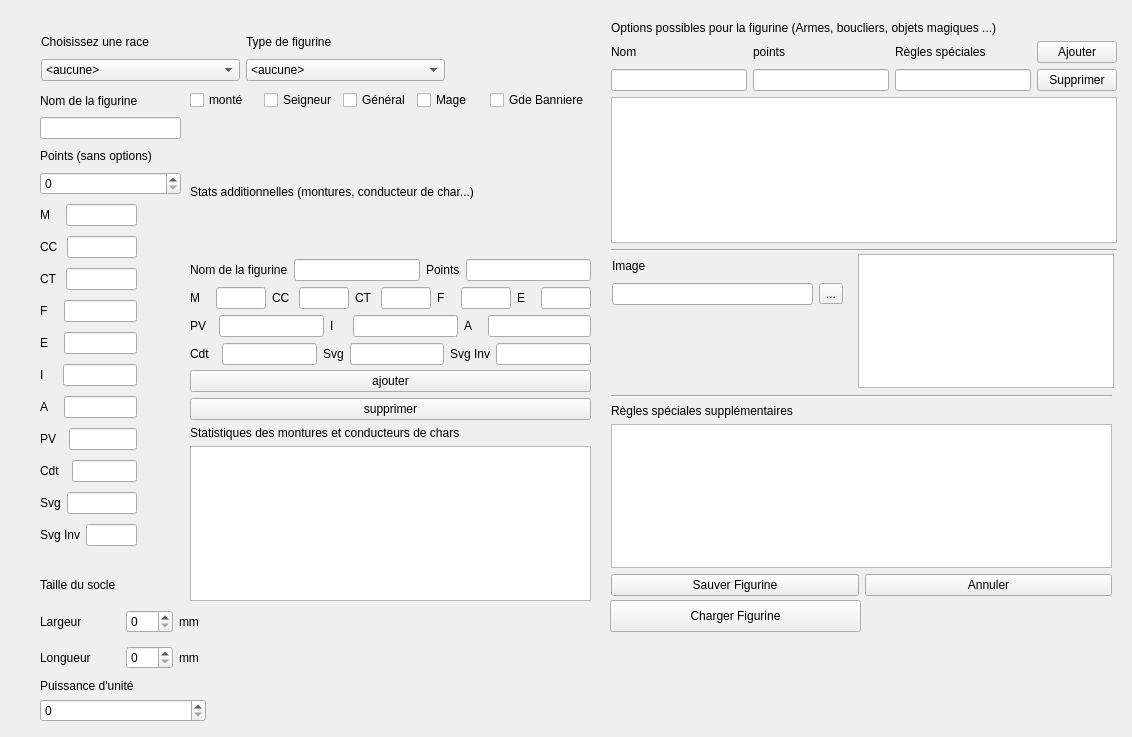
Above: warhole/modelwindow.ui from kaosphere/Warhole before the change. Below: the same form after it.
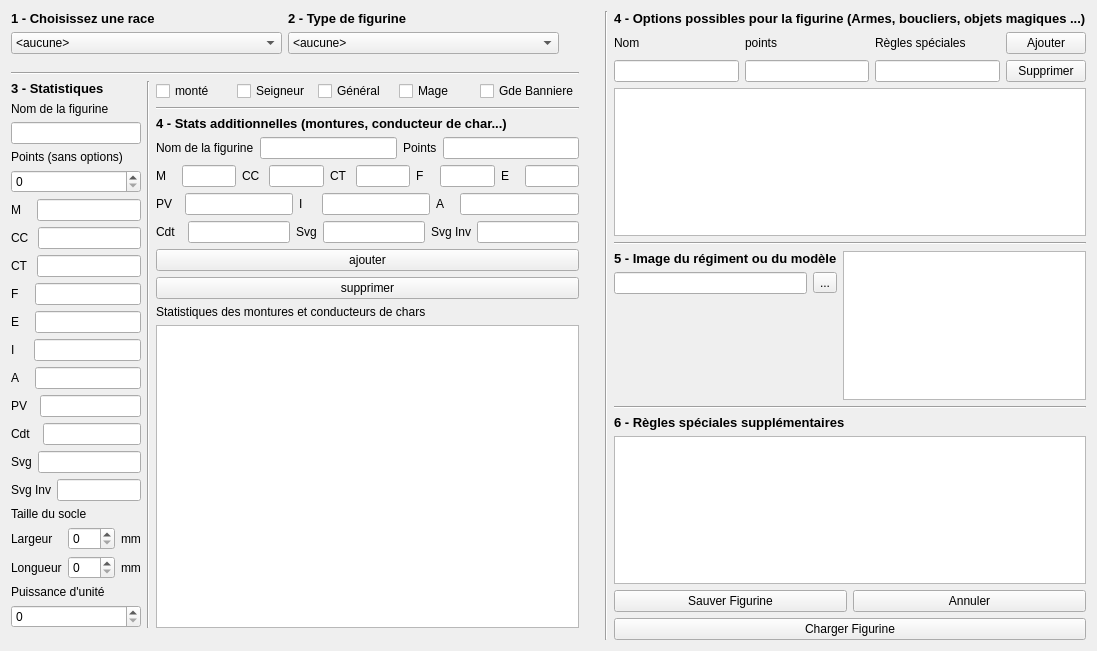
That is the form after the change.

```diff
--- a/warhole/modelwindow.ui
+++ b/warhole/modelwindow.ui
@@ -6,23 +6,211 @@
    <rect>
     <x>0</x>
     <y>0</y>
-    <width>1132</width>
-    <height>737</height>
+    <width>1097</width>
+    <height>651</height>
    </rect>
   </property>
+  <property name="sizePolicy">
+   <sizepolicy hsizetype="MinimumExpanding" vsizetype="MinimumExpanding">
+    <horstretch>0</horstretch>
+    <verstretch>0</verstretch>
+   </sizepolicy>
+  </property>
   <property name="windowTitle">
    <string>Form</string>
   </property>
-  <widget class="QWidget" name="layoutWidget">
-   <property name="geometry">
-    <rect>
-     <x>40</x>
-     <y>90</y>
-     <width>141</width>
-     <height>105</height>
-    </rect>
-   </property>
+  <layout class="QHBoxLayout" name="horizontalLayout_23">
+   <item>
+    <layout class="QVBoxLayout" name="verticalLayout_20">
+     <item>
+      <layout class="QHBoxLayout" name="horizontalLayout_11">
+       <item>
+        <layout class="QVBoxLayout" name="verticalLayout">
+         <item>
+          <widget class="QLabel" name="label">
+           <property name="font">
+            <font>
+             <pointsize>10</pointsize>
+             <weight>75</weight>
+             <bold>true</bold>
+            </font>
+           </property>
+           <property name="text">
+            <string>1 - Choisissez une race</string>
+           </property>
+          </widget>
+         </item>
+         <item>
+          <widget class="QComboBox" name="comboRace">
+           <item>
+            <property name="text">
+             <string>&lt;aucune&gt;</string>
+            </property>
+           </item>
+           <item>
+            <property name="text">
+             <string>Bretonniens</string>
+            </property>
+           </item>
+           <item>
+            <property name="text">
+             <string>Chaos</string>
+            </property>
+           </item>
+           <item>
+            <property name="text">
+             <string>Comtes vampires</string>
+            </property>
+           </item>
+           <item>
+            <property name="text">
+             <string>Demons du chaos</string>
+            </property>
+           </item>
+           <item>
+            <property name="text">
+             <string>Elfes Noirs</string>
+            </property>
+           </item>
+           <item>
+            <property name="text">
+             <string>Empire</string>
+            </property>
+           </item>
+           <item>
+            <property name="text">
+             <string>Hommes betes</string>
+            </property>
+           </item>
+           <item>
+            <property name="text">
+             <string>Hommes lezards</string>
+            </property>
+           </item>
+           <item>
+            <property name="text">
+             <string>Hauts Elfes</string>
+            </property>
+           </item>
+           <item>
+            <property name="text">
+             <string>Nains</string>
+            </property>
+           </item>
+           <item>
+            <property name="text">
+             <string>Orcs et Gobelins</string>
+            </property>
+           </item>
+           <item>
+            <property name="text">
+             <string>Rois des tombes</string>
+            </property>
+           </item>
+           <item>
+            <property name="text">
+             <string>Skavens</string>
+            </property>
+           </item>
+          </widget>
+         </item>
+         <item>
+          <spacer name="verticalSpacer_5">
+           <property name="orientation">
+            <enum>Qt::Vertical</enum>
+           </property>
+           <property name="sizeHint" stdset="0">
+            <size>
+             <width>20</width>
+             <height>40</height>
+            </size>
+           </property>
+          </spacer>
+         </item>
+        </layout>
+       </item>
+       <item>
+        <layout class="QVBoxLayout" name="verticalLayout_4">
+         <item>
+          <widget class="QLabel" name="label_14">
+           <property name="font">
+            <font>
+             <pointsize>10</pointsize>
+             <weight>75</weight>
+             <bold>true</bold>
+            </font>
+           </property>
+           <property name="text">
+            <string>2 - Type de figurine</string>
+           </property>
+          </widget>
+         </item>
+         <item>
+          <widget class="QComboBox" name="comboUnitType">
+           <item>
+            <property name="text">
+             <string>&lt;aucune&gt;</string>
+            </property>
+           </item>
+          </widget>
+         </item>
+         <item>
+          <spacer name="verticalSpacer_6">
+           <property name="orientation">
+            <enum>Qt::Vertical</enum>
+           </property>
+           <property name="sizeHint" stdset="0">
+            <size>
+             <width>20</width>
+             <height>40</height>
+            </size>
+           </property>
+          </spacer>
+         </item>
+        </layout>
+       </item>
+       <item>
+        <spacer name="verticalSpacer_2">
+         <property name="orientation">
+          <enum>Qt::Vertical</enum>
+         </property>
+         <property name="sizeHint" stdset="0">
+          <size>
+           <width>20</width>
+           <height>40</height>
+          </size>
+         </property>
+        </spacer>
+       </item>
+      </layout>
+     </item>
+     <item>
+      <widget class="Line" name="line_5">
+       <property name="orientation">
+        <enum>Qt::Horizontal</enum>
+       </property>
+      </widget>
+     </item>
+     <item>
+      <layout class="QHBoxLayout" name="horizontalLayout_22">
+       <item>
+        <layout class="QVBoxLayout" name="verticalLayout_16">
+         <item>
    <layout class="QVBoxLayout" name="verticalLayout_2">
+           <item>
+            <widget class="QLabel" name="label_3">
+             <property name="font">
+              <font>
+               <pointsize>10</pointsize>
+               <weight>75</weight>
+               <bold>true</bold>
+              </font>
+             </property>
+             <property name="text">
+              <string>3 - Statistiques</string>
+             </property>
+            </widget>
+           </item>
     <item>
      <widget class="QLabel" name="label_2">
       <property name="text">
@@ -48,16 +236,8 @@
      </widget>
     </item>
    </layout>
-  </widget>
-  <widget class="QWidget" name="layoutWidget">
-   <property name="geometry">
-    <rect>
-     <x>40</x>
-     <y>200</y>
-     <width>97</width>
-     <height>361</height>
-    </rect>
-   </property>
+         </item>
+         <item>
    <layout class="QVBoxLayout" name="verticalLayout_3">
     <item>
      <layout class="QHBoxLayout" name="horizontalLayout">
@@ -214,133 +394,8 @@
      </layout>
     </item>
    </layout>
-  </widget>
-  <widget class="QWidget" name="layoutWidget">
-   <property name="geometry">
-    <rect>
-     <x>41</x>
-     <y>30</y>
-     <width>404</width>
-     <height>51</height>
-    </rect>
-   </property>
-   <layout class="QHBoxLayout" name="horizontalLayout_11">
-    <item>
-     <layout class="QVBoxLayout" name="verticalLayout">
-      <item>
-       <widget class="QLabel" name="label">
-        <property name="text">
-         <string>Choisissez une race</string>
-        </property>
-       </widget>
       </item>
       <item>
-       <widget class="QComboBox" name="comboRace">
-        <item>
-         <property name="text">
-          <string>&lt;aucune&gt;</string>
-         </property>
-        </item>
-        <item>
-         <property name="text">
-          <string>Bretonniens</string>
-         </property>
-        </item>
-        <item>
-         <property name="text">
-          <string>Chaos</string>
-         </property>
-        </item>
-        <item>
-         <property name="text">
-          <string>Comtes vampires</string>
-         </property>
-        </item>
-        <item>
-         <property name="text">
-          <string>Demons du chaos</string>
-         </property>
-        </item>
-        <item>
-         <property name="text">
-          <string>Elfes Noirs</string>
-         </property>
-        </item>
-        <item>
-         <property name="text">
-          <string>Empire</string>
-         </property>
-        </item>
-        <item>
-         <property name="text">
-          <string>Hommes betes</string>
-         </property>
-        </item>
-        <item>
-         <property name="text">
-          <string>Hommes lezards</string>
-         </property>
-        </item>
-        <item>
-         <property name="text">
-          <string>Hauts Elfes</string>
-         </property>
-        </item>
-        <item>
-         <property name="text">
-          <string>Nains</string>
-         </property>
-        </item>
-        <item>
-         <property name="text">
-          <string>Orcs et Gobelins</string>
-         </property>
-        </item>
-        <item>
-         <property name="text">
-          <string>Rois des tombes</string>
-         </property>
-        </item>
-        <item>
-         <property name="text">
-          <string>Skavens</string>
-         </property>
-        </item>
-       </widget>
-      </item>
-     </layout>
-    </item>
-    <item>
-     <layout class="QVBoxLayout" name="verticalLayout_4">
-      <item>
-       <widget class="QLabel" name="label_14">
-        <property name="text">
-         <string>Type de figurine</string>
-        </property>
-       </widget>
-      </item>
-      <item>
-       <widget class="QComboBox" name="comboUnitType">
-        <item>
-         <property name="text">
-          <string>&lt;aucune&gt;</string>
-         </property>
-        </item>
-       </widget>
-      </item>
-     </layout>
-    </item>
-   </layout>
-  </widget>
-  <widget class="QWidget" name="layoutWidget">
-   <property name="geometry">
-    <rect>
-     <x>40</x>
-     <y>570</y>
-     <width>166</width>
-     <height>152</height>
-    </rect>
-   </property>
    <layout class="QVBoxLayout" name="verticalLayout_5">
     <item>
      <widget class="QLabel" name="label_16">
@@ -422,16 +477,19 @@
      </layout>
     </item>
    </layout>
-  </widget>
-  <widget class="QWidget" name="layoutWidget">
-   <property name="geometry">
-    <rect>
-     <x>190</x>
-     <y>90</y>
-     <width>399</width>
-     <height>20</height>
-    </rect>
-   </property>
+         </item>
+        </layout>
+       </item>
+       <item>
+        <widget class="Line" name="line_3">
+         <property name="orientation">
+          <enum>Qt::Vertical</enum>
+         </property>
+        </widget>
+       </item>
+       <item>
+        <layout class="QVBoxLayout" name="verticalLayout_18">
+         <item>
    <layout class="QHBoxLayout" name="horizontalLayout_20">
     <item>
      <widget class="QCheckBox" name="checkMounted">
@@ -469,227 +527,29 @@
      </widget>
     </item>
    </layout>
-  </widget>
-  <widget class="QPushButton" name="pushButtonLoad">
-   <property name="geometry">
-    <rect>
-     <x>610</x>
-     <y>600</y>
-     <width>251</width>
-     <height>32</height>
-    </rect>
-   </property>
-   <property name="text">
-    <string>Charger Figurine</string>
-   </property>
-  </widget>
-  <widget class="QGraphicsView" name="graphicsView">
-   <property name="geometry">
-    <rect>
-     <x>858</x>
-     <y>254</y>
-     <width>256</width>
-     <height>134</height>
-    </rect>
-   </property>
-  </widget>
-  <widget class="QWidget" name="layoutWidget">
-   <property name="geometry">
-    <rect>
-     <x>612</x>
-     <y>254</y>
-     <width>231</width>
-     <height>51</height>
-    </rect>
-   </property>
-   <layout class="QVBoxLayout" name="verticalLayout_7">
-    <item>
-     <widget class="QLabel" name="label_22">
-      <property name="text">
-       <string>Image</string>
-      </property>
-     </widget>
     </item>
     <item>
-     <layout class="QHBoxLayout" name="horizontalLayout_16">
-      <item>
-       <widget class="QLineEdit" name="lineEditImage"/>
-      </item>
-      <item>
-       <widget class="QToolButton" name="toolButtonImage">
-        <property name="text">
-         <string>...</string>
-        </property>
-       </widget>
-      </item>
-     </layout>
-    </item>
-   </layout>
-  </widget>
-  <widget class="QWidget" name="layoutWidget">
-   <property name="geometry">
-    <rect>
-     <x>611</x>
-     <y>395</y>
-     <width>501</width>
-     <height>201</height>
-    </rect>
-   </property>
-   <layout class="QVBoxLayout" name="verticalLayout_14">
-    <item>
-     <widget class="Line" name="line_2">
-      <property name="orientation">
-       <enum>Qt::Horizontal</enum>
-      </property>
-     </widget>
-    </item>
-    <item>
-     <layout class="QVBoxLayout" name="verticalLayout_13">
-      <item>
-       <widget class="QLabel" name="label_15">
-        <property name="text">
-         <string>Règles spéciales supplémentaires</string>
-        </property>
-       </widget>
-      </item>
-      <item>
-       <widget class="QTextEdit" name="textEdit"/>
-      </item>
-     </layout>
-    </item>
-    <item>
-     <layout class="QHBoxLayout" name="horizontalLayout_18">
-      <item>
-       <widget class="QPushButton" name="pushButtonSave">
-        <property name="text">
-         <string>Sauver Figurine</string>
-        </property>
-       </widget>
-      </item>
-      <item>
-       <widget class="QPushButton" name="pushButtonCancel">
-        <property name="text">
-         <string>Annuler</string>
-        </property>
-       </widget>
-      </item>
-     </layout>
-    </item>
-   </layout>
-  </widget>
-  <widget class="QWidget" name="layoutWidget">
-   <property name="geometry">
-    <rect>
-     <x>611</x>
-     <y>21</y>
-     <width>506</width>
-     <height>231</height>
-    </rect>
-   </property>
-   <layout class="QVBoxLayout" name="verticalLayout_17">
-    <item>
-     <layout class="QVBoxLayout" name="verticalLayout_8">
-      <item>
-       <widget class="QLabel" name="label_23">
-        <property name="text">
-         <string>Options possibles pour la figurine (Armes, boucliers, objets magiques ...)</string>
-        </property>
-       </widget>
-      </item>
-      <item>
-       <layout class="QHBoxLayout" name="horizontalLayout_17">
-        <item>
-         <layout class="QVBoxLayout" name="verticalLayout_11">
-          <item>
-           <widget class="QLabel" name="label_24">
-            <property name="text">
-             <string>Nom</string>
-            </property>
-           </widget>
-          </item>
-          <item>
-           <widget class="QLineEdit" name="lineOptionName"/>
-          </item>
-         </layout>
-        </item>
-        <item>
-         <layout class="QVBoxLayout" name="verticalLayout_10">
-          <item>
-           <widget class="QLabel" name="label_25">
-            <property name="text">
-             <string>points</string>
-            </property>
-           </widget>
-          </item>
-          <item>
-           <widget class="QLineEdit" name="lineEditOptionPts"/>
-          </item>
-         </layout>
-        </item>
-        <item>
-         <layout class="QVBoxLayout" name="verticalLayout_9">
-          <item>
-           <widget class="QLabel" name="label_26">
-            <property name="text">
-             <string>Règles spéciales</string>
-            </property>
-           </widget>
-          </item>
-          <item>
-           <widget class="QLineEdit" name="lineEditOptionSpec"/>
-          </item>
-         </layout>
-        </item>
-        <item>
-         <layout class="QVBoxLayout" name="verticalLayout_12">
-          <item>
-           <widget class="QPushButton" name="addOption">
-            <property name="text">
-             <string>Ajouter</string>
-            </property>
-           </widget>
-          </item>
-          <item>
-           <widget class="QPushButton" name="deleteOption">
-            <property name="text">
-             <string>Supprimer</string>
-            </property>
-           </widget>
-          </item>
-         </layout>
-        </item>
-       </layout>
-      </item>
-      <item>
-       <widget class="QTreeView" name="viewOptions"/>
-      </item>
-     </layout>
-    </item>
-    <item>
-     <widget class="Line" name="line">
-      <property name="orientation">
-       <enum>Qt::Horizontal</enum>
-      </property>
-     </widget>
-    </item>
-   </layout>
-  </widget>
-  <widget class="QWidget" name="layoutWidget">
-   <property name="geometry">
-    <rect>
-     <x>190</x>
-     <y>130</y>
-     <width>401</width>
-     <height>235</height>
-    </rect>
-   </property>
    <layout class="QVBoxLayout" name="verticalLayout_21">
+           <item>
+            <widget class="Line" name="line_6">
+             <property name="orientation">
+              <enum>Qt::Horizontal</enum>
+             </property>
+            </widget>
+           </item>
     <item>
      <layout class="QHBoxLayout" name="horizontalLayout_57">
       <item>
        <widget class="QLabel" name="label_54">
+               <property name="font">
+                <font>
+                 <pointsize>10</pointsize>
+                 <weight>75</weight>
+                 <bold>true</bold>
+                </font>
+               </property>
         <property name="text">
-         <string>Stats additionnelles (montures, conducteur de char...)</string>
+                <string>4 - Stats additionnelles (montures, conducteur de char...)</string>
         </property>
        </widget>
       </item>
@@ -886,16 +746,8 @@
      </layout>
     </item>
    </layout>
-  </widget>
-  <widget class="QWidget" name="">
-   <property name="geometry">
-    <rect>
-     <x>190</x>
-     <y>370</y>
-     <width>401</width>
-     <height>231</height>
-    </rect>
-   </property>
+         </item>
+         <item>
    <layout class="QVBoxLayout" name="verticalLayout_15">
     <item>
      <widget class="QPushButton" name="pushButtonAdd">
@@ -922,7 +774,257 @@
      <widget class="QTreeView" name="viewModelCrew"/>
     </item>
    </layout>
-  </widget>
+         </item>
+        </layout>
+       </item>
+      </layout>
+     </item>
+     <item>
+      <spacer name="verticalSpacer_3">
+       <property name="orientation">
+        <enum>Qt::Vertical</enum>
+       </property>
+       <property name="sizeHint" stdset="0">
+        <size>
+         <width>20</width>
+         <height>40</height>
+        </size>
+       </property>
+      </spacer>
+     </item>
+    </layout>
+   </item>
+   <item>
+    <spacer name="verticalSpacer_4">
+     <property name="orientation">
+      <enum>Qt::Vertical</enum>
+     </property>
+     <property name="sizeHint" stdset="0">
+      <size>
+       <width>20</width>
+       <height>40</height>
+      </size>
+     </property>
+    </spacer>
+   </item>
+   <item>
+    <widget class="Line" name="line_4">
+     <property name="orientation">
+      <enum>Qt::Vertical</enum>
+     </property>
+    </widget>
+   </item>
+   <item>
+    <layout class="QVBoxLayout" name="verticalLayout_19">
+     <item>
+      <layout class="QVBoxLayout" name="verticalLayout_17">
+       <item>
+        <layout class="QVBoxLayout" name="verticalLayout_8">
+         <item>
+          <widget class="QLabel" name="label_23">
+           <property name="font">
+            <font>
+             <pointsize>10</pointsize>
+             <weight>75</weight>
+             <bold>true</bold>
+            </font>
+           </property>
+           <property name="text">
+            <string>4 - Options possibles pour la figurine (Armes, boucliers, objets magiques ...)</string>
+           </property>
+          </widget>
+         </item>
+         <item>
+          <layout class="QHBoxLayout" name="horizontalLayout_17">
+           <item>
+            <layout class="QVBoxLayout" name="verticalLayout_11">
+             <item>
+              <widget class="QLabel" name="label_24">
+               <property name="text">
+                <string>Nom</string>
+               </property>
+              </widget>
+             </item>
+             <item>
+              <widget class="QLineEdit" name="lineOptionName"/>
+             </item>
+            </layout>
+           </item>
+           <item>
+            <layout class="QVBoxLayout" name="verticalLayout_10">
+             <item>
+              <widget class="QLabel" name="label_25">
+               <property name="text">
+                <string>points</string>
+               </property>
+              </widget>
+             </item>
+             <item>
+              <widget class="QLineEdit" name="lineEditOptionPts"/>
+             </item>
+            </layout>
+           </item>
+           <item>
+            <layout class="QVBoxLayout" name="verticalLayout_9">
+             <item>
+              <widget class="QLabel" name="label_26">
+               <property name="text">
+                <string>Règles spéciales</string>
+               </property>
+              </widget>
+             </item>
+             <item>
+              <widget class="QLineEdit" name="lineEditOptionSpec"/>
+             </item>
+            </layout>
+           </item>
+           <item>
+            <layout class="QVBoxLayout" name="verticalLayout_12">
+             <item>
+              <widget class="QPushButton" name="addOption">
+               <property name="text">
+                <string>Ajouter</string>
+               </property>
+              </widget>
+             </item>
+             <item>
+              <widget class="QPushButton" name="deleteOption">
+               <property name="text">
+                <string>Supprimer</string>
+               </property>
+              </widget>
+             </item>
+            </layout>
+           </item>
+          </layout>
+         </item>
+         <item>
+          <widget class="QTreeView" name="viewOptions"/>
+         </item>
+        </layout>
+       </item>
+       <item>
+        <widget class="Line" name="line">
+         <property name="orientation">
+          <enum>Qt::Horizontal</enum>
+         </property>
+        </widget>
+       </item>
+      </layout>
+     </item>
+     <item>
+      <layout class="QHBoxLayout" name="horizontalLayout_19">
+       <item>
+        <layout class="QVBoxLayout" name="verticalLayout_7">
+         <item>
+          <widget class="QLabel" name="label_22">
+           <property name="font">
+            <font>
+             <pointsize>10</pointsize>
+             <weight>75</weight>
+             <bold>true</bold>
+            </font>
+           </property>
+           <property name="text">
+            <string>5 - Image du régiment ou du modèle</string>
+           </property>
+          </widget>
+         </item>
+         <item>
+          <layout class="QHBoxLayout" name="horizontalLayout_16">
+           <item>
+            <widget class="QLineEdit" name="lineEditImage"/>
+           </item>
+           <item>
+            <widget class="QToolButton" name="toolButtonImage">
+             <property name="text">
+              <string>...</string>
+             </property>
+            </widget>
+           </item>
+          </layout>
+         </item>
+         <item>
+          <spacer name="verticalSpacer">
+           <property name="orientation">
+            <enum>Qt::Vertical</enum>
+           </property>
+           <property name="sizeHint" stdset="0">
+            <size>
+             <width>20</width>
+             <height>40</height>
+            </size>
+           </property>
+          </spacer>
+         </item>
+        </layout>
+       </item>
+       <item>
+        <widget class="QGraphicsView" name="graphicsView"/>
+       </item>
+      </layout>
+     </item>
+     <item>
+      <layout class="QVBoxLayout" name="verticalLayout_14">
+       <item>
+        <widget class="Line" name="line_2">
+         <property name="orientation">
+          <enum>Qt::Horizontal</enum>
+         </property>
+        </widget>
+       </item>
+       <item>
+        <layout class="QVBoxLayout" name="verticalLayout_13">
+         <item>
+          <widget class="QLabel" name="label_15">
+           <property name="font">
+            <font>
+             <pointsize>10</pointsize>
+             <weight>75</weight>
+             <bold>true</bold>
+            </font>
+           </property>
+           <property name="text">
+            <string>6 - Règles spéciales supplémentaires</string>
+           </property>
+          </widget>
+         </item>
+         <item>
+          <widget class="QTextEdit" name="textEdit"/>
+         </item>
+        </layout>
+       </item>
+       <item>
+        <layout class="QHBoxLayout" name="horizontalLayout_18">
+         <item>
+          <widget class="QPushButton" name="pushButtonSave">
+           <property name="text">
+            <string>Sauver Figurine</string>
+           </property>
+          </widget>
+         </item>
+         <item>
+          <widget class="QPushButton" name="pushButtonCancel">
+           <property name="text">
+            <string>Annuler</string>
+           </property>
+          </widget>
+         </item>
+        </layout>
+       </item>
+      </layout>
+     </item>
+     <item>
+      <widget class="QPushButton" name="pushButtonLoad">
+       <property name="text">
+        <string>Charger Figurine</string>
+       </property>
+      </widget>
+     </item>
+    </layout>
+   </item>
+  </layout>
+  <zorder>layoutWidget</zorder>
   <zorder>layoutWidget</zorder>
   <zorder>layoutWidget</zorder>
   <zorder>layoutWidget</zorder>
```
Left out of the diff: 9 changed lines with no effect on the pictures. Lines whose indentation alone changed are shown as unchanged.
